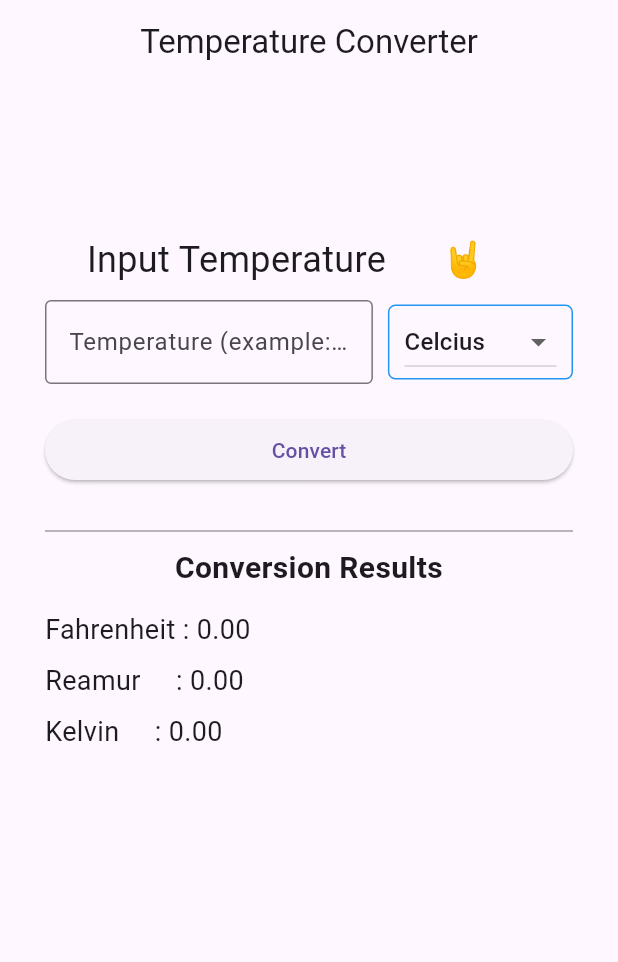
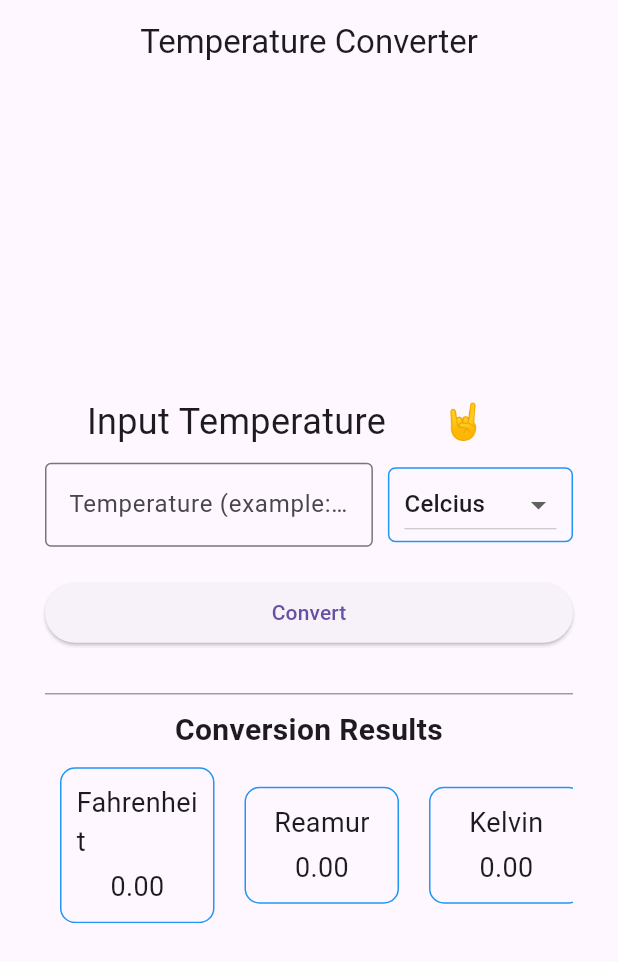
Before and after one commit to bhilbis/Flutter_Conversion_Suhu, a Flutter app: the screen it shows after launch, after a tap on "Convert", on a phone screen of 412 x 824 dp. Shown: the top 962 px of the screen. Run offline on Flutter 3.47's test engine with Material 3 defaults, Android fonts, the phone set to English and light mode, and no system bars.

Commit message:
Fix : update position output center

```diff
--- a/lib/main.dart
+++ b/lib/main.dart
@@ -30,7 +30,7 @@ class _SuhuConverterState extends State<SuhuConverter> {
   String selectedUnit = 'Celcius';
   List<String> units = ['Celcius', 'Fahrenheit', 'Reamur', 'Kelvin'];
 
-  List<String> results = [];
+  Map<String, double> results = {};
 
   void _convertTemperature() {
     setState(() {
@@ -38,7 +38,7 @@ class _SuhuConverterState extends State<SuhuConverter> {
       for (String unit in units) {
         if (unit != selectedUnit) {
           double convertedValue = _convertSuhu(selectedUnit, unit, inputSuhu);
-          results.add('$unit'.padRight(10) + ' : ${convertedValue.toStringAsFixed(2)}');
+          results[unit] = convertedValue;
         }
       }
     });
@@ -89,8 +89,9 @@ class _SuhuConverterState extends State<SuhuConverter> {
         title: Center(child: Text('Temperature Converter')),
       ),
       body: Padding(
-        padding: const EdgeInsets.fromLTRB(30.0, 100.0, 30.0, 0), // Padding atas ditambahkan di sini
+        padding: const EdgeInsets.all(30.0),
         child: Column(
+          mainAxisAlignment: MainAxisAlignment.center,
           crossAxisAlignment: CrossAxisAlignment.stretch,
           children: [
             Text(
@@ -128,6 +129,7 @@ class _SuhuConverterState extends State<SuhuConverter> {
                     onChanged: (String? newValue) {
                       setState(() {
                         selectedUnit = newValue!;
+                        _convertTemperature();
                       });
                     },
                     items: units.map<DropdownMenuItem<String>>((String value) {
@@ -155,25 +157,39 @@ class _SuhuConverterState extends State<SuhuConverter> {
               style: TextStyle(fontSize: 20, fontWeight: FontWeight.bold),
             ),
             SizedBox(height: 10),
-            Expanded(
-              child: ListView.builder(
-                itemCount: results.length,
-                itemBuilder: (context, index) {
+            SingleChildScrollView(
+              scrollDirection: Axis.horizontal,
+              child: Center(
+                child: Row(
+                  mainAxisAlignment: MainAxisAlignment.center,
+                  children: results.entries.map((entry) {
                     return Padding(
-                    padding: const EdgeInsets.symmetric(vertical: 4.0),
-                    child: Row(
+                      padding: EdgeInsets.symmetric(horizontal: 10), // Menambahkan padding di kedua sisi kontainer
+                      child: Container(
+                        width: MediaQuery.of(context).size.width * 0.25, // Menyesuaikan lebar dengan seperempat dari lebar layar
+                        padding: EdgeInsets.all(10),
+                        decoration: BoxDecoration(
+                          border: Border.all(color: Colors.blue),
+                          borderRadius: BorderRadius.circular(10),
+                        ),
+                        child: Column(
+                          mainAxisSize: MainAxisSize.min,
                           children: [
-                        Expanded(
-                          child: Text(
-                            results[index],
-                            textAlign: TextAlign.left,
+                            Text(
+                              entry.key,
                               style: TextStyle(fontSize: 18),
                             ),
+                            SizedBox(height: 4),
+                            Text(
+                              entry.value.toStringAsFixed(2),
+                              style: TextStyle(fontSize: 18),
                             ),
                           ],
                         ),
+                      ),
                     );
-                },
+                  }).toList(),
+                ),
               ),
             ),
           ],
@@ -182,160 +198,3 @@ class _SuhuConverterState extends State<SuhuConverter> {
     );
   }
 }
-
-
-// import 'package:flutter/material.dart';
-// import 'package:flutter/services.dart';
-
-// void main() {
-//   runApp(SuhuConverterApp());
-// }
-
-// class SuhuConverterApp extends StatelessWidget {
-//   @override
-//   Widget build(BuildContext context) {
-//     return MaterialApp(
-//       debugShowCheckedModeBanner: false,
-//       title: 'Temperature Conversison',
-//       theme: ThemeData(
-//         primarySwatch: Colors.blue,
-//         visualDensity: VisualDensity.adaptivePlatformDensity,
-//       ),
-//       home: SuhuConverter(),
-//     );
-//   }
-// }
-
-// class SuhuConverter extends StatefulWidget {
-//   @override
-//   _SuhuConverterState createState() => _SuhuConverterState();
-// }
-
-// class _SuhuConverterState extends State<SuhuConverter> {
-//   double inputSuhu = 0.0;
-//   String selectedUnit = 'Celcius';
-//   List<String> units = ['Celcius', 'Fahrenheit', 'Reamur', 'Kelvin'];
-
-//   double convertSuhu(String from, String to, double value) {
-//      if (value == 0) return 0;
-//     if (from == 'Celcius') {
-//       if (to == 'Fahrenheit') {
-//         return (value * 9 / 5) + 32;
-//       } else if (to == 'Reamur') {
-//         return value * 4 / 5;
-//       } else if (to == 'Kelvin') {
-//         return value + 273.15;
-//       }
-//     } else if (from == 'Fahrenheit') {
-//       if (to == 'Celcius') {
-//         return (value - 32) * 5 / 9;
-//       } else if (to == 'Reamur') {
-//         return (value - 32) * 4 / 9;
-//       } else if (to == 'Kelvin') {
-//         return (value - 32) * 5 / 9 + 273.15;
-//       }
-//     } else if (from == 'Reamur') {
-//       if (to == 'Celcius') {
-//         return value * 5 / 4;
-//       } else if (to == 'Fahrenheit') {
-//         return value * 9 / 4 + 32;
-//       } else if (to == 'Kelvin') {
-//         return value * 5 / 4 + 273.15;
-//       }
-//     } else if (from == 'Kelvin') {
-//       if (to == 'Celcius') {
-//         return value - 273.15;
-//       } else if (to == 'Fahrenheit') {
-//         return (value - 273.15) * 9 / 5 + 32;
-//       } else if (to == 'Reamur') {
-//         return (value - 273.15) * 4 / 5;
-//       }
-//     }
-//     return value;
-//   }
-
-//   @override
-//   Widget build(BuildContext context) {
-//     return Scaffold(
-//       appBar: AppBar(
-//         title: Center(child: Text('Convertion')),
-//       ),
-//       body: SingleChildScrollView(
-//          padding: EdgeInsets.only(top: 150.0),
-//         child: Padding(
-//           padding: const EdgeInsets.all(30.0),
-//           child: Column(
-//             mainAxisAlignment: MainAxisAlignment.center,
-//             children: [
-//               Text(
-//                 'Input Temperature 🫷🤘🫸',
-//                 style: TextStyle(fontSize: 24),
-//               ),
-//               SizedBox(height: 30),
-//               Row(
-//                 mainAxisAlignment: MainAxisAlignment.spaceEvenly,
-//                 children: [
-//                   Expanded(
-//                     flex: 2,
-//                     child: TextField(
-//                       keyboardType: TextInputType.numberWithOptions(decimal: true),
-//                       inputFormatters: [FilteringTextInputFormatter.allow(RegExp(r'[0-9.]'))],
-//                       onChanged: (String value) {
-//                         setState(() {
-//                           inputSuhu = double.tryParse(value) ?? 0.0;
-//                         });
-//                       },
-//                       decoration: InputDecoration(
-//                         border: OutlineInputBorder(),
-//                         labelText: 'Temperature(example : 1)',
-//                       ),
-//                     ),
-//                   ),
-//                   SizedBox(width: 20),
-//                   Expanded(
-//                     flex: 1,
-//                     child: DropdownButton<String>(
-//                       value: selectedUnit,
-//                       onChanged: (String? newValue) {
-//                         setState(() {
-//                           selectedUnit = newValue!;
-//                         });
-//                       },
-//                       items: units.map<DropdownMenuItem<String>>((String value) {
-//                         return DropdownMenuItem<String>(
-//                           value: value,
-//                           child: Text(value),
-//                         );
-//                       }).toList(),
-//                     ),
-//                   ),
-//                 ],
-//               ),
-//               SizedBox(height: 20),
-//               ElevatedButton(
-//                 onPressed: () {
-//                   setState(() {});
-//                 },
-//                 child: Text('Conversion'),
-//               ),
-//               SizedBox(height: 20),
-//               Column(
-//                 crossAxisAlignment: CrossAxisAlignment.start,
-//                 children: units
-//                     .map(
-//                       (unit) => unit != selectedUnit
-//                           ? Text(
-//                               '$unit: ${convertSuhu(selectedUnit, unit, inputSuhu).toStringAsFixed(2)}',
-//                               style: TextStyle(fontSize: 20),
-//                             )
-//                           : SizedBox.shrink(),
-//                     )
-//                     .toList(),
-//               ),
-//             ],
-//           ),
-//         ),
-//       ),
-//     );
-//   }
-// }
```
Lines whose indentation alone changed are shown as unchanged.
